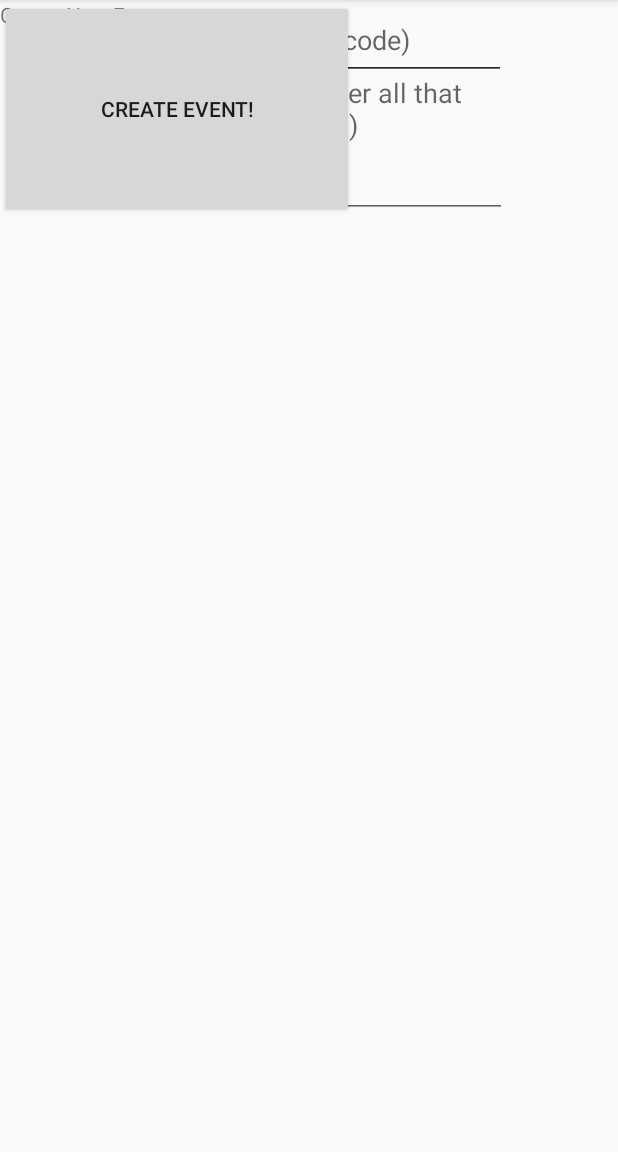
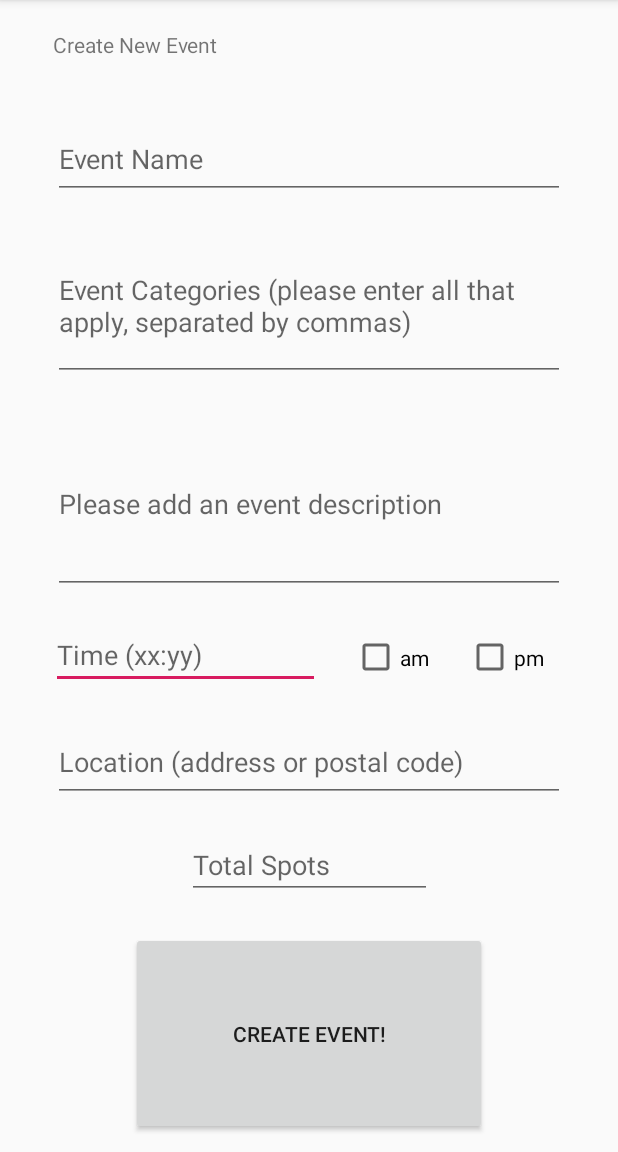
Before and after one commit to wu1dan/SquadUP, an Android app: the CreateEvent screen opened directly, with no data from a screen before it, on a phone screen of 412 x 824 dp, the part 84-1236 px from its top. Run offline under Robolectric (Android 15) with nearby library versions, the phone set to English and light mode, and no system bars.

Commit message:
Added constraints to CreateEvent activity

```diff
--- a/app/src/main/java/com/example/squadup/BrowseEvents.java
+++ b/app/src/main/java/com/example/squadup/BrowseEvents.java
@@ -6,6 +6,7 @@ import android.content.Intent;
 import android.os.Bundle;
 
 public class BrowseEvents extends AppCompatActivity {
+
     public void onBackPressed()       //CODE FOR CHANGING BACK BUTTON FUNCTIONALITY MAKE SURE EDITED PER ACTIVITY TO RETURN TO CORRECT ONE
     {
         Intent intent = new Intent(BrowseEvents.this,MainActivity.class);
--- a/app/src/main/java/com/example/squadup/CreateEvent.java
+++ b/app/src/main/java/com/example/squadup/CreateEvent.java
@@ -11,11 +11,11 @@ import android.widget.*;
 public class CreateEvent extends AppCompatActivity {
 
     private Button btnCreateEvent;
-    private EditText EventName, Categories, Time, Location, SpotsTotal, SpotsAvailable;
+    private EditText eventName, categories, description, time, location, spotsTotal;
     private CheckBox cbAM, cbPM;
 
-    String sName, sCategories, sTime, sLocation, sSpotsTotal, sSpotsAvailable;
-    int totalSpots, availableSpots;
+    String sName, sCategories, sDescription, sTime, sLocation, sSpotsTotal;
+    int totalSpots;
 
 
     /*
@@ -35,37 +35,42 @@ public class CreateEvent extends AppCompatActivity {
         super.onCreate(savedInstanceState);
         setContentView(R.layout.activity_create_event);
 
-        btnCreateEvent = (Button) findViewById(R.id.btnCreateEvent);            //Create Event Button
-        EventName = (EditText) findViewById(R.id.tiEventName);                  //Event Name Text Input
-        Categories = (EditText) findViewById(R.id.tiCategories);                //Event Categories Text Input
-        Time = (EditText) findViewById(R.id.tiTime);                            //Time Text Input
-        Location = (EditText) findViewById(R.id.tiLocation);                    //Location Text Input
-        SpotsTotal = (EditText) findViewById(R.id.tiSpotsTotal);                //Total Spots Text Input
-        SpotsAvailable = (EditText) findViewById(R.id.tiSpotsAvailable);        //Available Spots Text Input
+        btnCreateEvent = (Button)findViewById(R.id.btnCreateEvent);            //Create Event Button
+        eventName = (EditText)findViewById(R.id.tiEventName);                  //Event Name Text Input
+        categories = (EditText)findViewById(R.id.tiCategories);                //Event Categories Text Input
+        categories = (EditText)findViewById(R.id.tiDescription);               //Event Description Text Input
+        time = (EditText)findViewById(R.id.tiTime);                            //Time Text Input
+        location = (EditText)findViewById(R.id.tiLocation);                    //Location Text Input
+        spotsTotal = (EditText)findViewById(R.id.tiSpotsTotal);                //Total Spots Text Input
 
         btnCreateEvent.setOnClickListener(new View.OnClickListener() {
             @Override
             public void onClick(View v) {
-                 sName = EventName.getText().toString();
-                 sCategories = Categories.getText().toString();
-                 sTime = Time.getText().toString();
-                 sLocation = Location.getText().toString();
-                 sSpotsTotal = SpotsTotal.getText().toString();
-                 sSpotsAvailable = SpotsAvailable.getText().toString();
+                 sName = eventName.getText().toString();
+                 sCategories = categories.getText().toString();
+                 sTime = time.getText().toString();
+                 sLocation = location.getText().toString();
+                 sSpotsTotal = spotsTotal.getText().toString();
 
                  String[] aCategories = sCategories.split("\\W"); //turns the string of categories into an array that splits categories by non-words (ie spaces, commas, etc)
-                 totalSpots = Integer.valueOf(sSpotsTotal);
-                 availableSpots = Integer.valueOf(sSpotsAvailable); //converts total and available spot strings into integers
+                 totalSpots = Integer.valueOf(sSpotsTotal);             //converts total spot string into integers
 
 
                 if (sName.length() == 0){                   //ERROR MESSAGES IF MISSING INFORMATION OR VERIFIED DOES NOT MATCH ORIGINAL
                     Toast.makeText(CreateEvent.this, "Please enter a valid event name", Toast.LENGTH_SHORT).show();
                     return;
                 }
+
                 if (sCategories.length() == 0){
                     Toast.makeText(CreateEvent.this, "Please enter at least one relevant event category", Toast.LENGTH_SHORT).show();
                     return;
                 }
+
+                if (sDescription.length() == 0){
+                    Toast.makeText(CreateEvent.this, "Please enter an event description", Toast.LENGTH_SHORT).show();
+                    return;
+                }
+
                 if (sTime.length() == 0){
                     Toast.makeText(CreateEvent.this, "Please enter a valid time", Toast.LENGTH_SHORT).show();
                     return;
@@ -81,11 +86,6 @@ public class CreateEvent extends AppCompatActivity {
                     return;
                 }
 
-                if (availableSpots == 0 || availableSpots > totalSpots){
-                    Toast.makeText(CreateEvent.this, "Please allow at least one available spot", Toast.LENGTH_SHORT).show();
-                    return;
-                }
-
                 //use this space to assign event with all its above parameters into the database
 
             }
--- a/app/src/main/res/layout/activity_create_event.xml
+++ b/app/src/main/res/layout/activity_create_event.xml
@@ -8,82 +8,160 @@
 
     <com.google.android.material.textfield.TextInputEditText
         android:id="@+id/tiTime"
-        android:layout_width="175dp"
+        android:layout_width="179dp"
         android:layout_height="42dp"
+        android:layout_marginStart="28dp"
+        android:layout_marginLeft="28dp"
+        android:layout_marginTop="10dp"
+        android:layout_marginEnd="5dp"
+        android:layout_marginRight="5dp"
+        android:layout_marginBottom="10dp"
         android:hint="Time (xx:yy)"
-        tools:layout_editor_absoluteX="16dp"
-        tools:layout_editor_absoluteY="288dp" />
+        app:layout_constraintBottom_toTopOf="@+id/tiLocation"
+        app:layout_constraintEnd_toStartOf="@+id/cbAM"
+        app:layout_constraintStart_toStartOf="parent"
+        app:layout_constraintTop_toBottomOf="@+id/tiDescription" />
 
     <com.google.android.material.textfield.TextInputEditText
         android:id="@+id/tiLocation"
-        android:layout_width="337dp"
+        android:layout_width="341dp"
         android:layout_height="53dp"
+        android:layout_marginStart="32dp"
+        android:layout_marginLeft="32dp"
+        android:layout_marginTop="10dp"
+        android:layout_marginEnd="32dp"
+        android:layout_marginRight="32dp"
+        android:layout_marginBottom="10dp"
         android:hint="Location (address or postal code)"
-        tools:layout_editor_absoluteX="16dp"
-        tools:layout_editor_absoluteY="351dp" />
+        app:layout_constraintBottom_toTopOf="@+id/tiSpotsTotal"
+        app:layout_constraintEnd_toEndOf="parent"
+        app:layout_constraintStart_toStartOf="parent"
+        app:layout_constraintTop_toBottomOf="@+id/tiTime" />
 
     <com.google.android.material.textfield.TextInputEditText
         android:id="@+id/tiEventName"
-        android:layout_width="337dp"
+        android:layout_width="341dp"
         android:layout_height="53dp"
+        android:layout_marginStart="32dp"
+        android:layout_marginLeft="32dp"
+        android:layout_marginTop="24dp"
+        android:layout_marginEnd="32dp"
+        android:layout_marginRight="32dp"
+        android:layout_marginBottom="10dp"
         android:hint="Event Name"
-        tools:layout_editor_absoluteX="17dp"
-        tools:layout_editor_absoluteY="59dp" />
+        app:layout_constraintBottom_toTopOf="@+id/tiCategories"
+        app:layout_constraintEnd_toEndOf="parent"
+        app:layout_constraintStart_toStartOf="parent"
+        app:layout_constraintTop_toBottomOf="@+id/textView2" />
 
     <com.google.android.material.textfield.TextInputEditText
         android:id="@+id/tiSpotsTotal"
         android:layout_width="163dp"
         android:layout_height="43dp"
+        android:layout_marginStart="124dp"
+        android:layout_marginLeft="124dp"
+        android:layout_marginTop="10dp"
+        android:layout_marginEnd="124dp"
+        android:layout_marginRight="124dp"
+        android:layout_marginBottom="10dp"
         android:hint="Total Spots"
-        tools:layout_editor_absoluteX="16dp"
-        tools:layout_editor_absoluteY="425dp" />
-
-    <com.google.android.material.textfield.TextInputEditText
-        android:id="@+id/tiSpotsAvailable"
-        android:layout_width="163dp"
-        android:layout_height="43dp"
-        android:hint="Available Spots"
-        tools:layout_editor_absoluteX="191dp"
-        tools:layout_editor_absoluteY="425dp" />
+        app:layout_constraintBottom_toTopOf="@+id/btnCreateEvent"
+        app:layout_constraintEnd_toEndOf="parent"
+        app:layout_constraintStart_toStartOf="parent"
+        app:layout_constraintTop_toBottomOf="@+id/tiLocation" />
 
     <com.google.android.material.textfield.TextInputEditText
         android:id="@+id/tiCategories"
-        android:layout_width="338dp"
-        android:layout_height="145dp"
+        android:layout_width="341dp"
+        android:layout_height="100dp"
+        android:layout_marginStart="32dp"
+        android:layout_marginLeft="32dp"
+        android:layout_marginTop="10dp"
+        android:layout_marginEnd="32dp"
+        android:layout_marginRight="32dp"
+        android:layout_marginBottom="10dp"
         android:hint="Event Categories (please enter all that apply, separated by commas)"
-        tools:layout_editor_absoluteX="16dp"
-        tools:layout_editor_absoluteY="122dp" />
+        app:layout_constraintBottom_toTopOf="@+id/tiDescription"
+        app:layout_constraintEnd_toEndOf="parent"
+        app:layout_constraintStart_toStartOf="parent"
+        app:layout_constraintTop_toBottomOf="@+id/tiEventName" />
+
+    <com.google.android.material.textfield.TextInputEditText
+        android:id="@+id/tiDescription"
+        android:layout_width="341dp"
+        android:layout_height="120dp"
+        android:layout_marginStart="32dp"
+        android:layout_marginLeft="32dp"
+        android:layout_marginTop="10dp"
+        android:layout_marginEnd="32dp"
+        android:layout_marginRight="32dp"
+        android:layout_marginBottom="10dp"
+        android:hint="Please add an event description"
+        app:layout_constraintBottom_toTopOf="@+id/tiTime"
+        app:layout_constraintEnd_toEndOf="parent"
+        app:layout_constraintStart_toStartOf="parent"
+        app:layout_constraintTop_toBottomOf="@+id/tiCategories" />
 
     <TextView
         android:id="@+id/textView2"
-        android:layout_width="332dp"
-        android:layout_height="31dp"
+        android:layout_width="341dp"
+        android:layout_height="33dp"
+        android:layout_marginStart="32dp"
+        android:layout_marginLeft="32dp"
+        android:layout_marginTop="20dp"
+        android:layout_marginEnd="32dp"
+        android:layout_marginRight="32dp"
         android:text="Create New Event"
-        tools:layout_editor_absoluteX="17dp"
-        tools:layout_editor_absoluteY="19dp" />
+        app:layout_constraintEnd_toEndOf="parent"
+        app:layout_constraintStart_toStartOf="parent"
+        app:layout_constraintTop_toTopOf="parent" />
 
     <CheckBox
         android:id="@+id/cbAM"
         android:layout_width="60dp"
         android:layout_height="42dp"
+        android:layout_marginStart="10dp"
+        android:layout_marginLeft="10dp"
+        android:layout_marginTop="10dp"
+        android:layout_marginEnd="5dp"
+        android:layout_marginRight="5dp"
+        android:layout_marginBottom="10dp"
         android:text="am"
-        tools:layout_editor_absoluteX="212dp"
-        tools:layout_editor_absoluteY="288dp" />
+        app:layout_constraintBottom_toTopOf="@+id/tiLocation"
+        app:layout_constraintEnd_toStartOf="@+id/cbPM"
+        app:layout_constraintStart_toEndOf="@+id/tiTime"
+        app:layout_constraintTop_toBottomOf="@+id/tiDescription" />
 
     <CheckBox
         android:id="@+id/cbPM"
         android:layout_width="60dp"
         android:layout_height="42dp"
+        android:layout_marginStart="5dp"
+        android:layout_marginLeft="5dp"
+        android:layout_marginTop="10dp"
+        android:layout_marginEnd="35dp"
+        android:layout_marginRight="35dp"
+        android:layout_marginBottom="10dp"
         android:text="pm"
-        tools:layout_editor_absoluteX="293dp"
-        tools:layout_editor_absoluteY="288dp" />
+        app:layout_constraintBottom_toTopOf="@+id/tiLocation"
+        app:layout_constraintEnd_toEndOf="parent"
+        app:layout_constraintStart_toEndOf="@+id/cbAM"
+        app:layout_constraintTop_toBottomOf="@+id/tiDescription" />
 
     <Button
-        android:id="@+id/button2"
-        android:layout_width="236dp"
-        android:layout_height="145dp"
+        android:id="@+id/btnCreateEvent"
+        android:layout_width="237dp"
+        android:layout_height="135dp"
+        android:layout_marginStart="32dp"
+        android:layout_marginLeft="32dp"
+        android:layout_marginTop="10dp"
+        android:layout_marginEnd="32dp"
+        android:layout_marginRight="32dp"
+        android:layout_marginBottom="10dp"
         android:text="CREATE EVENT!"
-        tools:layout_editor_absoluteX="73dp"
-        tools:layout_editor_absoluteY="514dp" />
+        app:layout_constraintBottom_toBottomOf="parent"
+        app:layout_constraintEnd_toEndOf="parent"
+        app:layout_constraintStart_toStartOf="parent"
+        app:layout_constraintTop_toBottomOf="@+id/tiSpotsTotal" />
 
 </androidx.constraintlayout.widget.ConstraintLayout>
```
